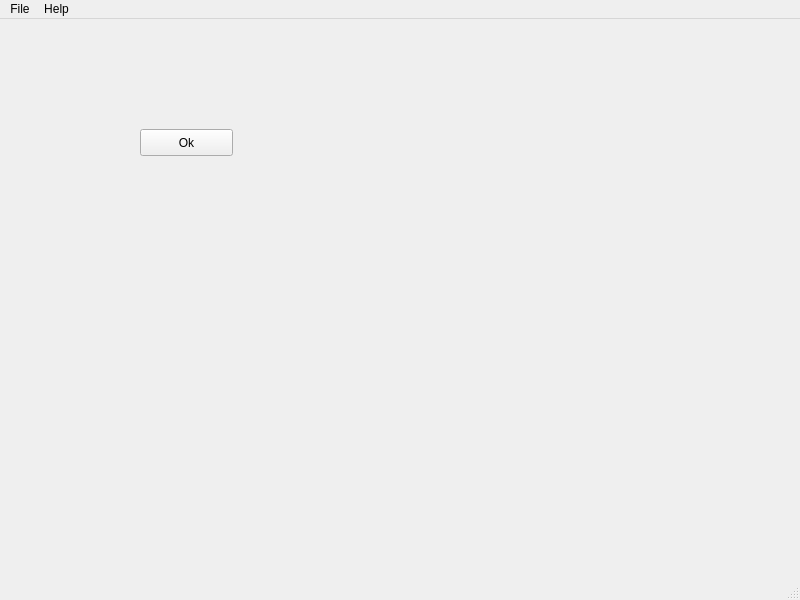
cuixiongyi/hiveground-ros-pkg, file prw/src/prw.ui: the form before one commit.
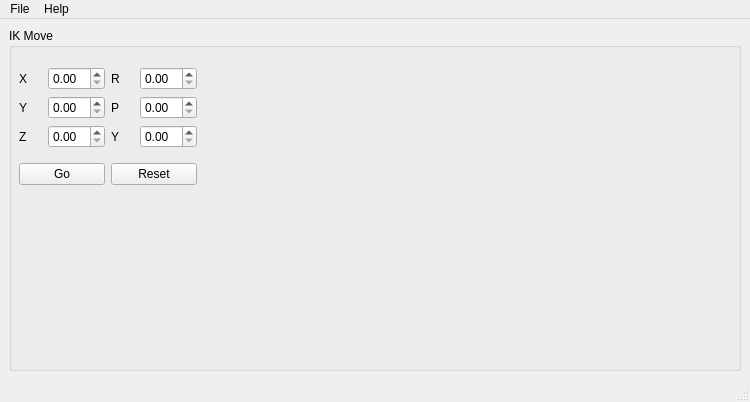
The form after the commit.

Patch:
```diff
--- a/prw/src/prw.ui
+++ b/prw/src/prw.ui
@@ -6,34 +6,155 @@
    <rect>
     <x>0</x>
     <y>0</y>
-    <width>800</width>
-    <height>600</height>
+    <width>750</width>
+    <height>402</height>
    </rect>
   </property>
   <property name="windowTitle">
    <string>Personal Robotic Workspace</string>
   </property>
   <widget class="QWidget" name="centralwidget">
-   <widget class="QPushButton" name="pushButton">
-    <property name="geometry">
-     <rect>
-      <x>140</x>
-      <y>110</y>
-      <width>93</width>
-      <height>27</height>
-     </rect>
-    </property>
-    <property name="text">
-     <string>Ok</string>
-    </property>
-   </widget>
+   <layout class="QGridLayout" name="gridLayout_2">
+    <item row="0" column="0">
+     <widget class="QGroupBox" name="groupBox">
+      <property name="title">
+       <string>IK Move</string>
+      </property>
+      <property name="flat">
+       <bool>false</bool>
+      </property>
+      <widget class="QWidget" name="">
+       <property name="geometry">
+        <rect>
+         <x>10</x>
+         <y>30</y>
+         <width>178</width>
+         <height>138</height>
+        </rect>
+       </property>
+       <layout class="QGridLayout" name="gridLayout">
+        <item row="0" column="0" colspan="2">
+         <layout class="QHBoxLayout" name="horizontalLayout_7">
+          <item>
+           <layout class="QVBoxLayout" name="verticalLayout">
+            <item>
+             <layout class="QHBoxLayout" name="horizontalLayout">
+              <item>
+               <widget class="QLabel" name="label">
+                <property name="text">
+                 <string>X</string>
+                </property>
+               </widget>
+              </item>
+              <item>
+               <widget class="QDoubleSpinBox" name="ik_move_x"/>
+              </item>
+             </layout>
+            </item>
+            <item>
+             <layout class="QHBoxLayout" name="horizontalLayout_2">
+              <item>
+               <widget class="QLabel" name="label_2">
+                <property name="text">
+                 <string>Y</string>
+                </property>
+               </widget>
+              </item>
+              <item>
+               <widget class="QDoubleSpinBox" name="ik_move_y"/>
+              </item>
+             </layout>
+            </item>
+            <item>
+             <layout class="QHBoxLayout" name="horizontalLayout_3">
+              <item>
+               <widget class="QLabel" name="label_3">
+                <property name="text">
+                 <string>Z</string>
+                </property>
+               </widget>
+              </item>
+              <item>
+               <widget class="QDoubleSpinBox" name="ik_move_z"/>
+              </item>
+             </layout>
+            </item>
+           </layout>
+          </item>
+          <item>
+           <layout class="QVBoxLayout" name="verticalLayout_2">
+            <item>
+             <layout class="QHBoxLayout" name="horizontalLayout_4">
+              <item>
+               <widget class="QLabel" name="label_4">
+                <property name="text">
+                 <string>R</string>
+                </property>
+               </widget>
+              </item>
+              <item>
+               <widget class="QDoubleSpinBox" name="ik_move_roll"/>
+              </item>
+             </layout>
+            </item>
+            <item>
+             <layout class="QHBoxLayout" name="horizontalLayout_5">
+              <item>
+               <widget class="QLabel" name="label_5">
+                <property name="text">
+                 <string>P</string>
+                </property>
+               </widget>
+              </item>
+              <item>
+               <widget class="QDoubleSpinBox" name="ik_move_pitch"/>
+              </item>
+             </layout>
+            </item>
+            <item>
+             <layout class="QHBoxLayout" name="horizontalLayout_6">
+              <item>
+               <widget class="QLabel" name="label_6">
+                <property name="text">
+                 <string>Y</string>
+                </property>
+               </widget>
+              </item>
+              <item>
+               <widget class="QDoubleSpinBox" name="ik_move_yaw"/>
+              </item>
+             </layout>
+            </item>
+           </layout>
+          </item>
+         </layout>
+        </item>
+        <item row="1" column="0">
+         <widget class="QPushButton" name="ik_move_go">
+          <property name="text">
+           <string>Go</string>
+          </property>
+         </widget>
+        </item>
+        <item row="1" column="1">
+         <widget class="QPushButton" name="ik_move_reset">
+          <property name="text">
+           <string>Reset</string>
+          </property>
+         </widget>
+        </item>
+       </layout>
+      </widget>
+     </widget>
+    </item>
+   </layout>
   </widget>
   <widget class="QMenuBar" name="menubar">
    <property name="geometry">
     <rect>
      <x>0</x>
      <y>0</y>
-     <width>800</width>
+     <width>750</width>
      <height>23</height>
     </rect>
    </property>
```
Left out of the diff: 28 changed lines with no effect on the pictures.
